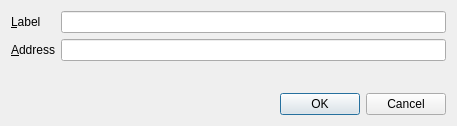
Before: the Qt Designer form src/qt/forms/editaddressdialog.ui in hanxianzhai/poscoin, drawn with Qt 5.
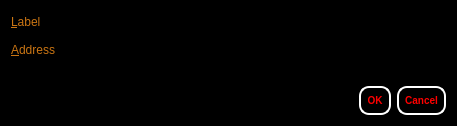
After: the same form once the commit is applied.

What changed in the file:
```diff
--- a/src/qt/forms/editaddressdialog.ui
+++ b/src/qt/forms/editaddressdialog.ui
@@ -10,9 +10,130 @@
     <height>126</height>
    </rect>
   </property>
+  <property name="palette">
+   <palette>
+    <active>
+     <colorrole role="Button">
+      <brush brushstyle="SolidPattern">
+       <color alpha="255">
+        <red>0</red>
+        <green>0</green>
+        <blue>0</blue>
+       </color>
+      </brush>
+     </colorrole>
+     <colorrole role="Base">
+      <brush brushstyle="SolidPattern">
+       <color alpha="255">
+        <red>0</red>
+        <green>0</green>
+        <blue>0</blue>
+       </color>
+      </brush>
+     </colorrole>
+     <colorrole role="Window">
+      <brush brushstyle="SolidPattern">
+       <color alpha="255">
+        <red>0</red>
+        <green>0</green>
+        <blue>0</blue>
+       </color>
+      </brush>
+     </colorrole>
+     <colorrole role="Highlight">
+      <brush brushstyle="SolidPattern">
+       <color alpha="255">
+        <red>255</red>
+        <green>255</green>
+        <blue>255</blue>
+       </color>
+      </brush>
+     </colorrole>
+    </active>
+    <inactive>
+     <colorrole role="Button">
+      <brush brushstyle="SolidPattern">
+       <color alpha="255">
+        <red>0</red>
+        <green>0</green>
+        <blue>0</blue>
+       </color>
+      </brush>
+     </colorrole>
+     <colorrole role="Base">
+      <brush brushstyle="SolidPattern">
+       <color alpha="255">
+        <red>0</red>
+        <green>0</green>
+        <blue>0</blue>
+       </color>
+      </brush>
+     </colorrole>
+     <colorrole role="Window">
+      <brush brushstyle="SolidPattern">
+       <color alpha="255">
+        <red>0</red>
+        <green>0</green>
+        <blue>0</blue>
+       </color>
+      </brush>
+     </colorrole>
+     <colorrole role="Highlight">
+      <brush brushstyle="SolidPattern">
+       <color alpha="255">
+        <red>255</red>
+        <green>255</green>
+        <blue>255</blue>
+       </color>
+      </brush>
+     </colorrole>
+    </inactive>
+    <disabled>
+     <colorrole role="Button">
+      <brush brushstyle="SolidPattern">
+       <color alpha="255">
+        <red>0</red>
+        <green>0</green>
+        <blue>0</blue>
+       </color>
+      </brush>
+     </colorrole>
+     <colorrole role="Base">
+      <brush brushstyle="SolidPattern">
+       <color alpha="255">
+        <red>0</red>
+        <green>0</green>
+        <blue>0</blue>
+       </color>
+      </brush>
+     </colorrole>
+     <colorrole role="Window">
+      <brush brushstyle="SolidPattern">
+       <color alpha="255">
+        <red>0</red>
+        <green>0</green>
+        <blue>0</blue>
+       </color>
+      </brush>
+     </colorrole>
+     <colorrole role="Highlight">
+      <brush brushstyle="SolidPattern">
+       <color alpha="255">
+        <red>195</red>
+        <green>195</green>
+        <blue>195</blue>
+       </color>
+      </brush>
+     </colorrole>
+    </disabled>
+   </palette>
+  </property>
   <property name="windowTitle">
    <string>Edit Address</string>
   </property>
+  <property name="styleSheet">
+   <string notr="true">background-color: rgb(0, 0, 0);</string>
+  </property>
   <layout class="QVBoxLayout" name="verticalLayout">
    <item>
     <layout class="QFormLayout" name="formLayout">
@@ -21,6 +142,205 @@
      </property>
      <item row="0" column="0">
       <widget class="QLabel" name="label">
+       <property name="palette">
+        <palette>
+         <active>
+          <colorrole role="WindowText">
+           <brush brushstyle="SolidPattern">
+            <color alpha="255">
+             <red>202</red>
+             <green>117</green>
+             <blue>19</blue>
+            </color>
+           </brush>
+          </colorrole>
+          <colorrole role="Button">
+           <brush brushstyle="SolidPattern">
+            <color alpha="255">
+             <red>0</red>
+             <green>0</green>
+             <blue>0</blue>
+            </color>
+           </brush>
+          </colorrole>
+          <colorrole role="Text">
+           <brush brushstyle="SolidPattern">
+            <color alpha="255">
+             <red>255</red>
+             <green>255</green>
+             <blue>255</blue>
+            </color>
+           </brush>
+          </colorrole>
+          <colorrole role="ButtonText">
+           <brush brushstyle="SolidPattern">
+            <color alpha="255">
+             <red>255</red>
+             <green>255</green>
+             <blue>255</blue>
+            </color>
+           </brush>
+          </colorrole>
+          <colorrole role="Base">
+           <brush brushstyle="SolidPattern">
+            <color alpha="255">
+             <red>0</red>
+             <green>0</green>
+             <blue>0</blue>
+            </color>
+           </brush>
+          </colorrole>
+          <colorrole role="Window">
+           <brush brushstyle="SolidPattern">
+            <color alpha="255">
+             <red>0</red>
+             <green>0</green>
+             <blue>0</blue>
+            </color>
+           </brush>
+          </colorrole>
+          <colorrole role="ToolTipText">
+           <brush brushstyle="SolidPattern">
+            <color alpha="255">
+             <red>170</red>
+             <green>0</green>
+             <blue>0</blue>
+            </color>
+           </brush>
+          </colorrole>
+         </active>
+         <inactive>
+          <colorrole role="WindowText">
+           <brush brushstyle="SolidPattern">
+            <color alpha="255">
+             <red>202</red>
+             <green>117</green>
+             <blue>19</blue>
+            </color>
+           </brush>
+          </colorrole>
+          <colorrole role="Button">
+           <brush brushstyle="SolidPattern">
+            <color alpha="255">
+             <red>0</red>
+             <green>0</green>
+             <blue>0</blue>
+            </color>
+           </brush>
+          </colorrole>
+          <colorrole role="Text">
+           <brush brushstyle="SolidPattern">
+            <color alpha="255">
+             <red>255</red>
+             <green>255</green>
+             <blue>255</blue>
+            </color>
+           </brush>
+          </colorrole>
+          <colorrole role="ButtonText">
+           <brush brushstyle="SolidPattern">
+            <color alpha="255">
+             <red>255</red>
+             <green>255</green>
+             <blue>255</blue>
+            </color>
+           </brush>
+          </colorrole>
+          <colorrole role="Base">
+           <brush brushstyle="SolidPattern">
+            <color alpha="255">
+             <red>0</red>
+             <green>0</green>
+             <blue>0</blue>
+            </color>
+           </brush>
+          </colorrole>
+          <colorrole role="Window">
+           <brush brushstyle="SolidPattern">
+            <color alpha="255">
+             <red>0</red>
+             <green>0</green>
+             <blue>0</blue>
+            </color>
+           </brush>
+          </colorrole>
+          <colorrole role="ToolTipText">
+           <brush brushstyle="SolidPattern">
+            <color alpha="255">
+             <red>170</red>
+             <green>0</green>
+             <blue>0</blue>
+            </color>
+           </brush>
+          </colorrole>
+         </inactive>
+         <disabled>
+          <colorrole role="WindowText">
+           <brush brushstyle="SolidPattern">
+            <color alpha="255">
+             <red>132</red>
+             <green>132</green>
+             <blue>132</blue>
+            </color>
+           </brush>
+          </colorrole>
+          <colorrole role="Button">
+           <brush brushstyle="SolidPattern">
+            <color alpha="255">
+             <red>0</red>
+             <green>0</green>
+             <blue>0</blue>
+            </color>
+           </brush>
+          </colorrole>
+          <colorrole role="Text">
+           <brush brushstyle="SolidPattern">
+            <color alpha="255">
+             <red>120</red>
+             <green>120</green>
+             <blue>120</blue>
+            </color>
+           </brush>
+          </colorrole>
+          <colorrole role="ButtonText">
+           <brush brushstyle="SolidPattern">
+            <color alpha="255">
+             <red>120</red>
+             <green>120</green>
+             <blue>120</blue>
+            </color>
+           </brush>
+          </colorrole>
+          <colorrole role="Base">
+           <brush brushstyle="SolidPattern">
+            <color alpha="255">
+             <red>0</red>
+             <green>0</green>
+             <blue>0</blue>
+            </color>
+           </brush>
+          </colorrole>
+          <colorrole role="Window">
+           <brush brushstyle="SolidPattern">
+            <color alpha="255">
+             <red>0</red>
+             <green>0</green>
+             <blue>0</blue>
+            </color>
+           </brush>
+          </colorrole>
+          <colorrole role="ToolTipText">
+           <brush brushstyle="SolidPattern">
+            <color alpha="255">
+             <red>170</red>
+             <green>0</green>
+             <blue>0</blue>
+            </color>
+           </brush>
+          </colorrole>
+         </disabled>
+        </palette>
+       </property>
        <property name="text">
         <string>&amp;Label</string>
        </property>
@@ -31,6 +351,205 @@
      </item>
      <item row="0" column="1">
       <widget class="QLineEdit" name="labelEdit">
+       <property name="palette">
+        <palette>
+         <active>
+          <colorrole role="WindowText">
+           <brush brushstyle="SolidPattern">
+            <color alpha="255">
+             <red>255</red>
+             <green>255</green>
+             <blue>255</blue>
+            </color>
+           </brush>
+          </colorrole>
+          <colorrole role="Button">
+           <brush brushstyle="SolidPattern">
+            <color alpha="255">
+             <red>0</red>
+             <green>0</green>
+             <blue>0</blue>
+            </color>
+           </brush>
+          </colorrole>
+          <colorrole role="Text">
+           <brush brushstyle="SolidPattern">
+            <color alpha="255">
+             <red>255</red>
+             <green>255</green>
+             <blue>255</blue>
+            </color>
+           </brush>
+          </colorrole>
+          <colorrole role="ButtonText">
+           <brush brushstyle="SolidPattern">
+            <color alpha="255">
+             <red>170</red>
+             <green>0</green>
+             <blue>0</blue>
+            </color>
+           </brush>
+          </colorrole>
+          <colorrole role="Base">
+           <brush brushstyle="SolidPattern">
+            <color alpha="255">
+             <red>0</red>
+             <green>0</green>
+             <blue>0</blue>
+            </color>
+           </brush>
+          </colorrole>
+          <colorrole role="Window">
+           <brush brushstyle="SolidPattern">
+            <color alpha="255">
+             <red>0</red>
+             <green>0</green>
+             <blue>0</blue>
+            </color>
+           </brush>
+          </colorrole>
+          <colorrole role="ToolTipText">
+           <brush brushstyle="SolidPattern">
+            <color alpha="255">
+             <red>255</red>
+             <green>0</green>
+             <blue>0</blue>
+            </color>
+           </brush>
+          </colorrole>
+         </active>
+         <inactive>
+          <colorrole role="WindowText">
+           <brush brushstyle="SolidPattern">
+            <color alpha="255">
+             <red>255</red>
+             <green>255</green>
+             <blue>255</blue>
+            </color>
+           </brush>
+          </colorrole>
+          <colorrole role="Button">
+           <brush brushstyle="SolidPattern">
+            <color alpha="255">
+             <red>0</red>
+             <green>0</green>
+             <blue>0</blue>
+            </color>
+           </brush>
+          </colorrole>
+          <colorrole role="Text">
+           <brush brushstyle="SolidPattern">
+            <color alpha="255">
+             <red>255</red>
+             <green>255</green>
+             <blue>255</blue>
+            </color>
+           </brush>
+          </colorrole>
+          <colorrole role="ButtonText">
+           <brush brushstyle="SolidPattern">
+            <color alpha="255">
+             <red>170</red>
+             <green>0</green>
+             <blue>0</blue>
+            </color>
+           </brush>
+          </colorrole>
+          <colorrole role="Base">
+           <brush brushstyle="SolidPattern">
+            <color alpha="255">
+             <red>0</red>
+             <green>0</green>
+             <blue>0</blue>
+            </color>
+           </brush>
+          </colorrole>
+          <colorrole role="Window">
+           <brush brushstyle="SolidPattern">
+            <color alpha="255">
+             <red>0</red>
+             <green>0</green>
+             <blue>0</blue>
+            </color>
+           </brush>
+          </colorrole>
+          <colorrole role="ToolTipText">
+           <brush brushstyle="SolidPattern">
+            <color alpha="255">
+             <red>255</red>
+             <green>0</green>
+             <blue>0</blue>
+            </color>
+           </brush>
+          </colorrole>
+         </inactive>
+         <disabled>
+          <colorrole role="WindowText">
+           <brush brushstyle="SolidPattern">
+            <color alpha="255">
+             <red>132</red>
+             <green>132</green>
+             <blue>132</blue>
+            </color>
+           </brush>
+          </colorrole>
+          <colorrole role="Button">
+           <brush brushstyle="SolidPattern">
+            <color alpha="255">
+             <red>0</red>
+             <green>0</green>
+             <blue>0</blue>
+            </color>
+           </brush>
+          </colorrole>
+          <colorrole role="Text">
+           <brush brushstyle="SolidPattern">
+            <color alpha="255">
+             <red>132</red>
+             <green>132</green>
+             <blue>132</blue>
+            </color>
+           </brush>
+          </colorrole>
+          <colorrole role="ButtonText">
+           <brush brushstyle="SolidPattern">
+            <color alpha="255">
+             <red>132</red>
+             <green>132</green>
+             <blue>132</blue>
+            </color>
+           </brush>
+          </colorrole>
+          <colorrole role="Base">
+           <brush brushstyle="SolidPattern">
+            <color alpha="255">
+             <red>0</red>
+             <green>0</green>
+             <blue>0</blue>
+            </color>
+           </brush>
+          </colorrole>
+          <colorrole role="Window">
+           <brush brushstyle="SolidPattern">
+            <color alpha="255">
+             <red>0</red>
+             <green>0</green>
+             <blue>0</blue>
+            </color>
+           </brush>
+          </colorrole>
+          <colorrole role="ToolTipText">
+           <brush brushstyle="SolidPattern">
+            <color alpha="255">
+             <red>255</red>
+             <green>0</green>
+             <blue>0</blue>
+            </color>
+           </brush>
+          </colorrole>
+         </disabled>
+        </palette>
+       </property>
        <property name="toolTip">
         <string>The label associated with this address book entry</string>
        </property>
@@ -38,6 +557,151 @@
      </item>
      <item row="1" column="0">
       <widget class="QLabel" name="label_2">
+       <property name="palette">
+        <palette>
+         <active>
+          <colorrole role="WindowText">
+           <brush brushstyle="SolidPattern">
+            <color alpha="255">
+             <red>202</red>
+             <green>117</green>
+             <blue>19</blue>
+            </color>
+           </brush>
+          </colorrole>
+          <colorrole role="Button">
+           <brush brushstyle="SolidPattern">
+            <color alpha="255">
+             <red>0</red>
+             <green>0</green>
+             <blue>0</blue>
+            </color>
+           </brush>
+          </colorrole>
+          <colorrole role="Text">
+           <brush brushstyle="SolidPattern">
+            <color alpha="255">
+             <red>255</red>
+             <green>255</green>
+             <blue>255</blue>
+            </color>
+           </brush>
+          </colorrole>
+          <colorrole role="Base">
+           <brush brushstyle="SolidPattern">
+            <color alpha="255">
+             <red>0</red>
+             <green>0</green>
+             <blue>0</blue>
+            </color>
+           </brush>
+          </colorrole>
+          <colorrole role="Window">
+           <brush brushstyle="SolidPattern">
+            <color alpha="255">
+             <red>0</red>
+             <green>0</green>
+             <blue>0</blue>
+            </color>
+           </brush>
+          </colorrole>
+         </active>
+         <inactive>
+          <colorrole role="WindowText">
+           <brush brushstyle="SolidPattern">
+            <color alpha="255">
+             <red>202</red>
+             <green>117</green>
+             <blue>19</blue>
+            </color>
+           </brush>
+          </colorrole>
+          <colorrole role="Button">
+           <brush brushstyle="SolidPattern">
+            <color alpha="255">
+             <red>0</red>
+             <green>0</green>
+             <blue>0</blue>
+            </color>
+           </brush>
+          </colorrole>
+          <colorrole role="Text">
+           <brush brushstyle="SolidPattern">
+            <color alpha="255">
+             <red>255</red>
+             <green>255</green>
+             <blue>255</blue>
+            </color>
+           </brush>
+          </colorrole>
+          <colorrole role="Base">
+           <brush brushstyle="SolidPattern">
+            <color alpha="255">
+             <red>0</red>
+             <green>0</green>
+             <blue>0</blue>
+            </color>
+           </brush>
+          </colorrole>
+          <colorrole role="Window">
+           <brush brushstyle="SolidPattern">
+            <color alpha="255">
+             <red>0</red>
+             <green>0</green>
+             <blue>0</blue>
+            </color>
+           </brush>
+          </colorrole>
+         </inactive>
+         <disabled>
+          <colorrole role="WindowText">
+           <brush brushstyle="SolidPattern">
+            <color alpha="255">
+             <red>132</red>
+             <green>132</green>
+             <blue>132</blue>
+            </color>
+           </brush>
+          </colorrole>
+          <colorrole role="Button">
+           <brush brushstyle="SolidPattern">
+            <color alpha="255">
+             <red>0</red>
+             <green>0</green>
+             <blue>0</blue>
+            </color>
+           </brush>
+          </colorrole>
+          <colorrole role="Text">
+           <brush brushstyle="SolidPattern">
+            <color alpha="255">
+             <red>120</red>
+             <green>120</green>
+             <blue>120</blue>
+            </color>
+           </brush>
+          </colorrole>
+          <colorrole role="Base">
+           <brush brushstyle="SolidPattern">
+            <color alpha="255">
+             <red>0</red>
+             <green>0</green>
+             <blue>0</blue>
+            </color>
+           </brush>
+          </colorrole>
+          <colorrole role="Window">
+           <brush brushstyle="SolidPattern">
+            <color alpha="255">
+             <red>0</red>
+             <green>0</green>
+             <blue>0</blue>
+            </color>
+           </brush>
+          </colorrole>
+         </disabled>
+        </palette>
+       </property>
        <property name="text">
         <string>&amp;Address</string>
        </property>
@@ -48,6 +712,205 @@
      </item>
      <item row="1" column="1">
       <widget class="QLineEdit" name="addressEdit">
+       <property name="palette">
+        <palette>
+         <active>
+          <colorrole role="WindowText">
+           <brush brushstyle="SolidPattern">
+            <color alpha="255">
+             <red>255</red>
+             <green>255</green>
+             <blue>255</blue>
+            </color>
+           </brush>
+          </colorrole>
+          <colorrole role="Button">
+           <brush brushstyle="SolidPattern">
+            <color alpha="255">
+             <red>0</red>
+             <green>0</green>
+             <blue>0</blue>
+            </color>
+           </brush>
+          </colorrole>
+          <colorrole role="Text">
+           <brush brushstyle="SolidPattern">
+            <color alpha="255">
+             <red>255</red>
+             <green>255</green>
+             <blue>255</blue>
+            </color>
+           </brush>
+          </colorrole>
+          <colorrole role="ButtonText">
+           <brush brushstyle="SolidPattern">
+            <color alpha="255">
+             <red>255</red>
+             <green>255</green>
+             <blue>255</blue>
+            </color>
+           </brush>
+          </colorrole>
+          <colorrole role="Base">
+           <brush brushstyle="SolidPattern">
+            <color alpha="255">
+             <red>0</red>
+             <green>0</green>
+             <blue>0</blue>
+            </color>
+           </brush>
+          </colorrole>
+          <colorrole role="Window">
+           <brush brushstyle="SolidPattern">
+            <color alpha="255">
+             <red>0</red>
+             <green>0</green>
+             <blue>0</blue>
+            </color>
+           </brush>
+          </colorrole>
+          <colorrole role="ToolTipText">
+           <brush brushstyle="SolidPattern">
+            <color alpha="255">
+             <red>255</red>
+             <green>0</green>
+             <blue>0</blue>
+            </color>
+           </brush>
+          </colorrole>
+         </active>
+         <inactive>
+          <colorrole role="WindowText">
+           <brush brushstyle="SolidPattern">
+            <color alpha="255">
+             <red>255</red>
+             <green>255</green>
+             <blue>255</blue>
+            </color>
+           </brush>
+          </colorrole>
+          <colorrole role="Button">
+           <brush brushstyle="SolidPattern">
+            <color alpha="255">
+             <red>0</red>
+             <green>0</green>
+             <blue>0</blue>
+            </color>
+           </brush>
+          </colorrole>
+          <colorrole role="Text">
+           <brush brushstyle="SolidPattern">
+            <color alpha="255">
+             <red>255</red>
+             <green>255</green>
+             <blue>255</blue>
+            </color>
+           </brush>
+          </colorrole>
+          <colorrole role="ButtonText">
+           <brush brushstyle="SolidPattern">
+            <color alpha="255">
+             <red>255</red>
+             <green>255</green>
+             <blue>255</blue>
+            </color>
+           </brush>
+          </colorrole>
+          <colorrole role="Base">
+           <brush brushstyle="SolidPattern">
+            <color alpha="255">
+             <red>0</red>
+             <green>0</green>
+             <blue>0</blue>
+            </color>
+           </brush>
+          </colorrole>
+          <colorrole role="Window">
+           <brush brushstyle="SolidPattern">
+            <color alpha="255">
+             <red>0</red>
+             <green>0</green>
+             <blue>0</blue>
+            </color>
+           </brush>
+          </colorrole>
+          <colorrole role="ToolTipText">
+           <brush brushstyle="SolidPattern">
+            <color alpha="255">
+             <red>255</red>
+             <green>0</green>
+             <blue>0</blue>
+            </color>
+           </brush>
+          </colorrole>
+         </inactive>
+         <disabled>
+          <colorrole role="WindowText">
+           <brush brushstyle="SolidPattern">
+            <color alpha="255">
+             <red>120</red>
+             <green>120</green>
+             <blue>120</blue>
+            </color>
+           </brush>
+          </colorrole>
+          <colorrole role="Button">
+           <brush brushstyle="SolidPattern">
+            <color alpha="255">
+             <red>0</red>
+             <green>0</green>
+             <blue>0</blue>
+            </color>
+           </brush>
+          </colorrole>
+          <colorrole role="Text">
+           <brush brushstyle="SolidPattern">
+            <color alpha="255">
+             <red>120</red>
+             <green>120</green>
+             <blue>120</blue>
+            </color>
+           </brush>
+          </colorrole>
+          <colorrole role="ButtonText">
+           <brush brushstyle="SolidPattern">
+            <color alpha="255">
+             <red>120</red>
+             <green>120</green>
+             <blue>120</blue>
+            </color>
+           </brush>
+          </colorrole>
+          <colorrole role="Base">
+           <brush brushstyle="SolidPattern">
+            <color alpha="255">
+             <red>0</red>
+             <green>0</green>
+             <blue>0</blue>
+            </color>
+           </brush>
+          </colorrole>
+          <colorrole role="Window">
+           <brush brushstyle="SolidPattern">
+            <color alpha="255">
+             <red>0</red>
+             <green>0</green>
+             <blue>0</blue>
+            </color>
+           </brush>
+          </colorrole>
+          <colorrole role="ToolTipText">
+           <brush brushstyle="SolidPattern">
+            <color alpha="255">
+             <red>255</red>
+             <green>0</green>
+             <blue>0</blue>
+            </color>
+           </brush>
+          </colorrole>
+         </disabled>
+        </palette>
+       </property>
        <property name="toolTip">
         <string>The address associated with this address book entry. This can only be modified for sending addresses.</string>
        </property>
@@ -57,6 +920,208 @@
    </item>
    <item>
     <widget class="QDialogButtonBox" name="buttonBox">
+     <property name="palette">
+      <palette>
+       <active>
+        <colorrole role="WindowText">
+         <brush brushstyle="SolidPattern">
+          <color alpha="255">
+           <red>255</red>
+           <green>255</green>
+           <blue>255</blue>
+          </color>
+         </brush>
+        </colorrole>
+        <colorrole role="Button">
+         <brush brushstyle="SolidPattern">
+          <color alpha="255">
+           <red>0</red>
+           <green>0</green>
+           <blue>0</blue>
+          </color>
+         </brush>
+        </colorrole>
+        <colorrole role="Text">
+         <brush brushstyle="SolidPattern">
+          <color alpha="255">
+           <red>255</red>
+           <green>255</green>
+           <blue>255</blue>
+          </color>
+         </brush>
+        </colorrole>
+        <colorrole role="ButtonText">
+         <brush brushstyle="SolidPattern">
+          <color alpha="255">
+           <red>255</red>
+           <green>0</green>
+           <blue>0</blue>
+          </color>
+         </brush>
+        </colorrole>
+        <colorrole role="Base">
+         <brush brushstyle="SolidPattern">
+          <color alpha="255">
+           <red>0</red>
+           <green>0</green>
+           <blue>0</blue>
+          </color>
+         </brush>
+        </colorrole>
+        <colorrole role="Window">
+         <brush brushstyle="SolidPattern">
+          <color alpha="255">
+           <red>0</red>
+           <green>0</green>
+           <blue>0</blue>
+          </color>
+         </brush>
+        </colorrole>
+        <colorrole role="ToolTipText">
+         <brush brushstyle="SolidPattern">
+          <color alpha="255">
+           <red>255</red>
+           <green>255</green>
+           <blue>255</blue>
+          </color>
+         </brush>
+        </colorrole>
+       </active>
+       <inactive>
+        <colorrole role="WindowText">
+         <brush brushstyle="SolidPattern">
+          <color alpha="255">
+           <red>255</red>
+           <green>255</green>
+           <blue>255</blue>
+          </color>
+         </brush>
+        </colorrole>
+        <colorrole role="Button">
+         <brush brushstyle="SolidPattern">
+          <color alpha="255">
+           <red>0</red>
+           <green>0</green>
+           <blue>0</blue>
+          </color>
+         </brush>
+        </colorrole>
+        <colorrole role="Text">
+         <brush brushstyle="SolidPattern">
+          <color alpha="255">
+           <red>255</red>
+           <green>255</green>
+           <blue>255</blue>
+          </color>
+         </brush>
+        </colorrole>
+        <colorrole role="ButtonText">
+         <brush brushstyle="SolidPattern">
+          <color alpha="255">
+           <red>255</red>
+           <green>0</green>
+           <blue>0</blue>
+          </color>
+         </brush>
+        </colorrole>
+        <colorrole role="Base">
+         <brush brushstyle="SolidPattern">
+          <color alpha="255">
+           <red>0</red>
+           <green>0</green>
+           <blue>0</blue>
+          </color>
+         </brush>
+        </colorrole>
+        <colorrole role="Window">
+         <brush brushstyle="SolidPattern">
+          <color alpha="255">
+           <red>0</red>
+           <green>0</green>
+           <blue>0</blue>
+          </color>
+         </brush>
+        </colorrole>
+        <colorrole role="ToolTipText">
+         <brush brushstyle="SolidPattern">
+          <color alpha="255">
+           <red>255</red>
+           <green>255</green>
+           <blue>255</blue>
+          </color>
+         </brush>
+        </colorrole>
+       </inactive>
+       <disabled>
+        <colorrole role="WindowText">
+         <brush brushstyle="SolidPattern">
+          <color alpha="255">
+           <red>132</red>
+           <green>132</green>
+           <blue>132</blue>
+          </color>
+         </brush>
+        </colorrole>
+        <colorrole role="Button">
+         <brush brushstyle="SolidPattern">
+          <color alpha="255">
+           <red>0</red>
+           <green>0</green>
+           <blue>0</blue>
+          </color>
+         </brush>
+        </colorrole>
+        <colorrole role="Text">
+         <brush brushstyle="SolidPattern">
+          <color alpha="255">
+           <red>132</red>
+           <green>132</green>
+           <blue>132</blue>
+          </color>
+         </brush>
+        </colorrole>
+        <colorrole role="ButtonText">
+         <brush brushstyle="SolidPattern">
+          <color alpha="255">
+           <red>132</red>
+           <green>132</green>
+           <blue>132</blue>
+          </color>
+         </brush>
+        </colorrole>
+        <colorrole role="Base">
+         <brush brushstyle="SolidPattern">
+          <color alpha="255">
+           <red>0</red>
+           <green>0</green>
+           <blue>0</blue>
+          </color>
+         </brush>
+        </colorrole>
+        <colorrole role="Window">
+         <brush brushstyle="SolidPattern">
+          <color alpha="255">
+           <red>0</red>
+           <green>0</green>
+           <blue>0</blue>
+          </color>
+         </brush>
+        </colorrole>
+        <colorrole role="ToolTipText">
+         <brush brushstyle="SolidPattern">
+          <color alpha="255">
+           <red>255</red>
+           <green>255</green>
+           <blue>255</blue>
+          </color>
+         </brush>
+        </colorrole>
+       </disabled>
+      </palette>
+     </property>
+     <property name="styleSheet">
+      <string notr="true">QPushButton { background : #000000 ;border-radius:10px; border-color: white; color: red;  border-style: solid; border-width: 2px;font: bold 10px;min-width: 5em; padding: 6px;}</string>
+     </property>
      <property name="orientation">
       <enum>Qt::Horizontal</enum>
      </property>
```
